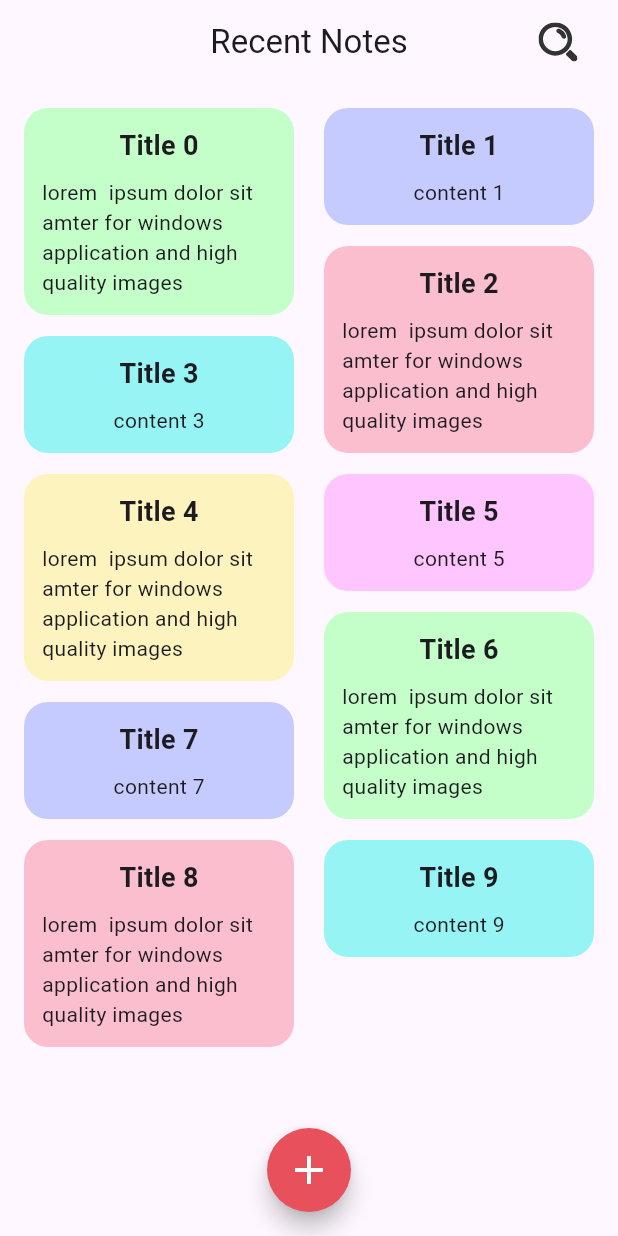
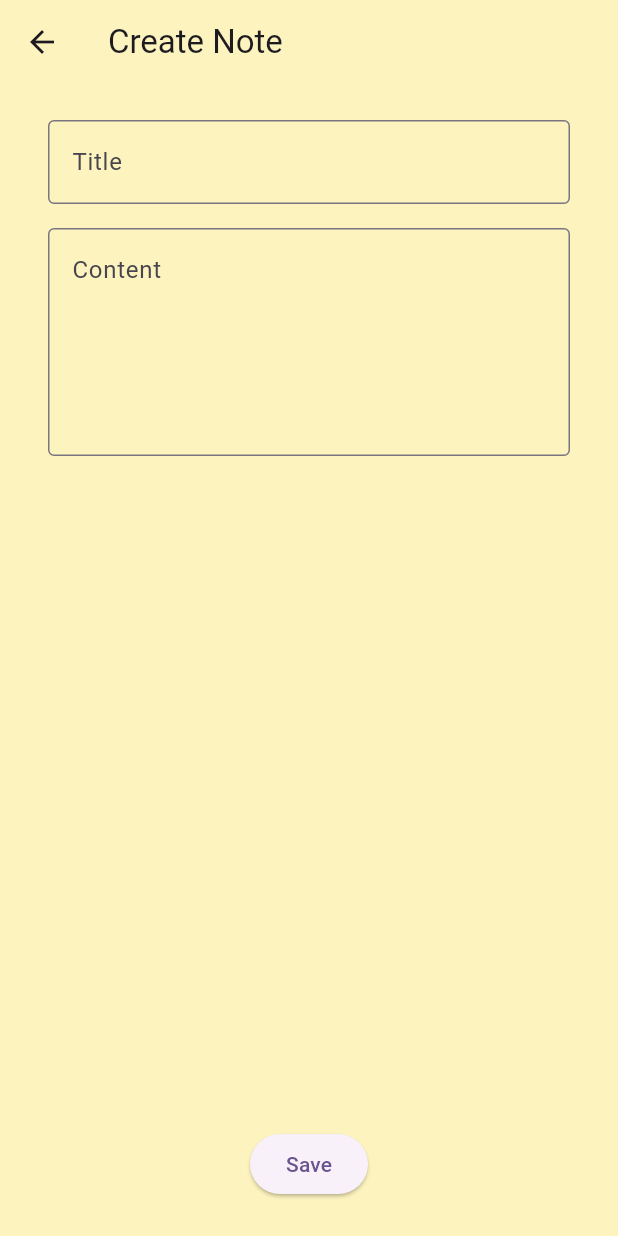
Before and after one commit to humoyun72/note-taker, a Flutter app: the screen it shows after launch, after a tap on the "add" icon, on a phone screen of 412 x 824 dp. Run offline on Flutter 3.47's test engine with Material 3 defaults, Android fonts, the phone set to English and light mode, and no system bars; our stand-ins replace drift, flutter_bloc, flutter_svg, get_it; accounts and stored records are empty; generated files the repository leaves out were written again.

Commit message:
add createUpdateNoteScreen

```diff
--- a/lib/core/dependencies/injections.dart
+++ b/lib/core/dependencies/injections.dart
@@ -1,12 +1,14 @@
 import 'package:get_it/get_it.dart';
 import 'package:note_taker/features/home_screen/injections.dart';
+import 'package:note_taker/shared/db/database.dart';
 import 'package:note_taker/shared/repository/note_repository.dart';
 
 void initAppDependencies() {
   initSharedDependencies();
-  InitHomeScreenDependencies();
+  initHomeScreenDependencies();
 }
 
 void initSharedDependencies() {
-  GetIt.I.registerSingleton(NoteRepository());
+  GetIt.I.registerSingleton(NotesDatabase());
+  GetIt.I.registerSingleton(NoteRepository(GetIt.I.get()));
 }
--- /dev/null
+++ b/lib/features/create_update_note_screen/bloc/bloc.dart
@@ -0,0 +1,37 @@
+import 'package:flutter_bloc/flutter_bloc.dart';
+import 'package:note_taker/shared/repository/note_repository.dart';
+
+import 'event.dart';
+import 'state.dart';
+
+class CreateUpdateNoteScreenBloc
+    extends Bloc<CreateUpdateNoteScreenEvent, CreateUpdateNoteScreenState> {
+  final NoteRepository _noteRepository;
+
+  CreateUpdateNoteScreenBloc(this._noteRepository, super.initialState) {
+    on<NoteTitleChangedEvent>(_onTitleChanged);
+    on<NoteContentChangedEvent>(_onContentChanged);
+    on<NoteSavedEvent>(_onNoteSaved);
+  }
+
+  Future<void> _onTitleChanged(
+    NoteTitleChangedEvent event,
+    Emitter<CreateUpdateNoteScreenState> emit,
+  ) async {
+    emit(state.copyWith(note: state.note.copyWith(title: event.title)));
+  }
+
+  Future<void> _onContentChanged(
+    NoteContentChangedEvent event,
+    Emitter<CreateUpdateNoteScreenState> emit,
+  ) async {
+    emit(state.copyWith(note: state.note.copyWith(content: event.content)));
+  }
+
+  Future<void> _onNoteSaved(
+    NoteSavedEvent event,
+    Emitter<CreateUpdateNoteScreenState> emit,
+  ) async {
+    await _noteRepository.saveNote(state.note);
+  }
+}
--- /dev/null
+++ b/lib/features/create_update_note_screen/bloc/event.dart
@@ -0,0 +1,19 @@
+abstract class CreateUpdateNoteScreenEvent {
+  const CreateUpdateNoteScreenEvent();
+}
+
+class NoteTitleChangedEvent extends CreateUpdateNoteScreenEvent {
+  final String title;
+
+  const NoteTitleChangedEvent(this.title);
+}
+
+class NoteContentChangedEvent extends CreateUpdateNoteScreenEvent {
+  final String content;
+
+  const NoteContentChangedEvent(this.content);
+}
+
+class NoteSavedEvent extends CreateUpdateNoteScreenEvent {
+  const NoteSavedEvent();
+}
--- /dev/null
+++ b/lib/features/create_update_note_screen/bloc/state.dart
@@ -0,0 +1,22 @@
+import 'package:note_taker/shared/db/database.dart';
+
+class CreateUpdateNoteScreenState {
+  final String screenTitle;
+  final Note note;
+
+  CreateUpdateNoteScreenState.full({
+    required this.screenTitle,
+    required this.note,
+  });
+
+  CreateUpdateNoteScreenState(Note? note)
+    : note = note ?? Note(id: 0, title: '', content: ''),
+      screenTitle = note == null ? 'Create Note' : 'Edit Note';
+
+  CreateUpdateNoteScreenState copyWith({String? screenTitle, Note? note}) {
+    return CreateUpdateNoteScreenState.full(
+      screenTitle: screenTitle ?? this.screenTitle,
+      note: note ?? this.note,
+    );
+  }
+}
--- /dev/null
+++ b/lib/features/create_update_note_screen/screen.dart
@@ -0,0 +1,99 @@
+import 'package:flutter/material.dart';
+import 'package:flutter_bloc/flutter_bloc.dart';
+import 'package:note_taker/features/create_update_note_screen/bloc/bloc.dart';
+import 'package:note_taker/features/create_update_note_screen/bloc/event.dart';
+import 'package:note_taker/features/create_update_note_screen/bloc/state.dart';
+import 'package:note_taker/shared/db/database.dart';
+
+import 'screen_wrapper.dart';
+
+class CreateUpdateNoteScreen extends StatelessWidget {
+  final Note? note;
+
+  const CreateUpdateNoteScreen({super.key, this.note});
+
+  @override
+  Widget build(BuildContext context) {
+    return CreateUpdateNoteScreenWrapper(
+      note: note,
+      child:
+          BlocBuilder<CreateUpdateNoteScreenBloc, CreateUpdateNoteScreenState>(
+            builder: (context, state) => Scaffold(
+              backgroundColor: Color(0xFFFDF3BF),
+              appBar: AppBar(
+                backgroundColor: Color(0xFFFDF3BF),
+                leading: IconButton(
+                  icon: const Icon(Icons.arrow_back),
+                  onPressed: () => Navigator.of(context).pop(),
+                ),
+                title: Text(state.screenTitle),
+              ),
+              body: SafeArea(
+                child: Padding(
+                  padding: const EdgeInsets.symmetric(
+                    vertical: 24,
+                    horizontal: 32,
+                  ),
+                  child: Column(
+                    children: [
+                      _buildTitleField(context, state.note.title),
+                      const SizedBox(height: 16),
+                      _buildContentField(context, state.note.content),
+                      Spacer(),
+                      _buildSaveButton(context),
+                    ],
+                  ),
+                ),
+              ),
+            ),
+          ),
+    );
+  }
+
+  Widget _buildTitleField(BuildContext context, String title) {
+    return TextField(
+      controller: TextEditingController(text: title)
+        ..selection = TextSelection.collapsed(offset: title.length),
+      onChanged: (value) {
+        context.read<CreateUpdateNoteScreenBloc>().add(
+          NoteTitleChangedEvent(value),
+        );
+      },
+      decoration: InputDecoration(
+        labelText: 'Title',
+        border: OutlineInputBorder(),
+      ),
+      maxLines: 4,
+      minLines: 1,
+    );
+  }
+
+  Widget _buildContentField(BuildContext context, String content) {
+    return TextField(
+      controller: TextEditingController(text: content)
+        ..selection = TextSelection.collapsed(offset: content.length),
+      onChanged: (value) {
+        context.read<CreateUpdateNoteScreenBloc>().add(
+          NoteContentChangedEvent(value),
+        );
+      },
+      decoration: InputDecoration(
+        labelText: 'Content',
+        alignLabelWithHint: true,
+        border: OutlineInputBorder(),
+      ),
+      maxLines: 15,
+      minLines: 5,
+    );
+  }
+
+  Widget _buildSaveButton(BuildContext context) {
+    return ElevatedButton(
+      onPressed: () {
+        context.read<CreateUpdateNoteScreenBloc>().add(NoteSavedEvent());
+        Navigator.of(context).pop(true);
+      },
+      child: Text('Save'),
+    );
+  }
+}
--- /dev/null
+++ b/lib/features/create_update_note_screen/screen_wrapper.dart
@@ -0,0 +1,29 @@
+import 'package:flutter/material.dart';
+import 'package:flutter_bloc/flutter_bloc.dart';
+import 'package:get_it/get_it.dart';
+import 'package:note_taker/features/create_update_note_screen/bloc/state.dart';
+import 'package:note_taker/shared/db/database.dart';
+
+import 'bloc/bloc.dart';
+
+class CreateUpdateNoteScreenWrapper extends StatelessWidget {
+  final Widget child;
+  final Note? note;
+
+  const CreateUpdateNoteScreenWrapper({
+    super.key,
+    required this.child,
+    this.note,
+  });
+
+  @override
+  Widget build(BuildContext context) {
+    return BlocProvider(
+      create: (context) => CreateUpdateNoteScreenBloc(
+        GetIt.I.get(),
+        CreateUpdateNoteScreenState(note),
+      ),
+      child: child,
+    );
+  }
+}
--- a/lib/features/home_screen/bloc/bloc.dart
+++ b/lib/features/home_screen/bloc/bloc.dart
@@ -6,12 +6,17 @@ import 'state.dart';
 
 class HomeScreenBloc extends Bloc<HomeScreenEvent, HomeScreenState> {
   final NoteRepository _noteRepository;
-  HomeScreenBloc(this._noteRepository): super(HomeScreenState()) {
-    on<LoadNotesEvent>(_loadNotes);
+
+  HomeScreenBloc(this._noteRepository) : super(HomeScreenState()) {
+    on<LoadNotesEvent>(_onLoadNotes);
   }
 
-  Future<void> _loadNotes(LoadNotesEvent event, Emitter<HomeScreenState> emit) async {
+  Future<void> _onLoadNotes(
+    LoadNotesEvent event,
+    Emitter<HomeScreenState> emit,
+  ) async {
     final notes = await _noteRepository.getNotes();
+
     emit(HomeScreenState(notes: notes));
   }
 }
--- a/lib/features/home_screen/bloc/event.dart
+++ b/lib/features/home_screen/bloc/event.dart
@@ -2,6 +2,6 @@ abstract class HomeScreenEvent {
   const HomeScreenEvent();
 }
 
-class LoadNotesEvent extends HomeScreenEvent   {
+class LoadNotesEvent extends HomeScreenEvent {
   const LoadNotesEvent();
 }
--- a/lib/features/home_screen/bloc/state.dart
+++ b/lib/features/home_screen/bloc/state.dart
@@ -1,4 +1,4 @@
-import 'package:note_taker/shared/model/note.dart';
+import 'package:note_taker/shared/db/database.dart';
 
 class HomeScreenState {
   final List<Note> notes;
--- a/lib/features/home_screen/injections.dart
+++ b/lib/features/home_screen/injections.dart
@@ -1,3 +1 @@
-void InitHomeScreenDependencies() {
-
-}
+void initHomeScreenDependencies() {}
--- a/lib/features/home_screen/screen.dart
+++ b/lib/features/home_screen/screen.dart
@@ -1,17 +1,19 @@
+import 'dart:math';
+
 import 'package:flutter/material.dart';
 import 'package:flutter_bloc/flutter_bloc.dart';
 import 'package:flutter_staggered_grid_view/flutter_staggered_grid_view.dart';
 import 'package:flutter_svg/flutter_svg.dart';
+import 'package:note_taker/features/create_update_note_screen/screen.dart';
 import 'package:note_taker/features/home_screen/bloc/bloc.dart';
-import 'package:note_taker/features/home_screen/bloc/event.dart';
 import 'package:note_taker/features/home_screen/bloc/state.dart';
 import 'package:note_taker/generated/assets.dart';
-import 'package:note_taker/shared/model/note.dart';
+import 'package:note_taker/shared/db/database.dart';
 
+import 'bloc/event.dart';
 import 'screen_wrapper.dart';
 
-
-const List<Color> noteColor = [
+const List<Color> noteColors = [
   Color(0xFFC4FFCA),
   Color(0xFFC5CBFF),
   Color(0xFFFBBECF),
@@ -25,87 +27,100 @@ class HomeScreen extends StatelessWidget {
 
   @override
   Widget build(BuildContext context) {
+    // HomeScreen birinchi marta qurilganda event jo‘natamiz
+    WidgetsBinding.instance.addPostFrameCallback((_) {
+      context.read<HomeScreenBloc>().add(LoadNotesEvent());
+    });
     return HomeScreenWrapper(
-        child: Scaffold(
+      child: BlocBuilder<HomeScreenBloc, HomeScreenState>(
+        builder: (context, state) => Scaffold(
           appBar: AppBar(
-              title: const Text("Recent Notes"),
+            title: Text('Recent Notes'),
             actions: [
-                IconButton(onPressed: () {},
-                    icon: SvgPicture.asset(Assets.assetsIconsSearch))
+              IconButton(
+                onPressed: () {},
+                icon: SvgPicture.asset(Assets.iconsSearch),
+              ),
             ],
-              actionsPadding: const EdgeInsets.only(right: 16),
-              centerTitle: true,
+            actionsPadding: const EdgeInsets.only(right: 16.0),
           ),
           floatingActionButton: FloatingActionButton(
             backgroundColor: Color(0xFFE8505B),
             shape: CircleBorder(),
             onPressed: () {
-                //TODO go to create note screen
+              Navigator.of(context)
+                  .push(
+                    MaterialPageRoute(builder: (_) => CreateUpdateNoteScreen()),
+                  )
+                  .then((result) {
+                    if (result == true && context.mounted) {
+                      context.read<HomeScreenBloc>().add(LoadNotesEvent());
+                    }
+                  });
             },
-                child: Icon(Icons.add, color: Colors.white, size: 32,)),
-            floatingActionButtonLocation: FloatingActionButtonLocation.centerFloat,
-            body: SafeArea(child: BlocBuilder<HomeScreenBloc, HomeScreenState>(builder: (context, state) {
-              return _buildNotes(context, state.notes);
-            },
-
-            )
-            )
-        )
+            child: Icon(Icons.add, color: Colors.white, size: 42),
+          ),
+          floatingActionButtonLocation:
+              FloatingActionButtonLocation.centerFloat,
+          body: SafeArea(child: _buildNotes(context, state.notes)),
+        ),
+      ),
     );
   }
 
   Widget _buildNotes(BuildContext context, List<Note> notes) {
     if (notes.isEmpty) {
-      return const Center(child: Text("No notes found"));
-    } else {
-      return Padding(
-        padding: const EdgeInsets.all(16.0),
-        child: RefreshIndicator(
+      return Center(
+        child: Column(
+          children: [
+            Text('No notes available'),
+            const SizedBox(height: 16.0),
+            ElevatedButton(
+              onPressed: () {
+                context.read<HomeScreenBloc>().add(LoadNotesEvent());
+              },
+              child: Text('Retry'),
+            ),
+          ],
+        ),
+      );
+    }
+    return RefreshIndicator(
       onRefresh: () async {
         context.read<HomeScreenBloc>().add(LoadNotesEvent());
       },
       child: MasonryGridView.count(
-              itemCount: notes.length,
+        padding: const EdgeInsets.all(32),
         crossAxisCount: 2,
         mainAxisSpacing: 14,
         crossAxisSpacing: 20,
+        itemCount: notes.length,
         itemBuilder: (context, index) {
           final note = notes[index];
 
-                //random color for background
-                final randomColor = noteColor[index % noteColor.length];
+          int randomNumber = Random.secure().nextInt(100);
+          Color randomColor = noteColors[randomNumber % noteColors.length];
 
           return Container(
-                  padding: const EdgeInsets.all(12),
+            padding: const EdgeInsets.all(12.0),
             decoration: BoxDecoration(
               color: randomColor,
-                    borderRadius: BorderRadius.circular(16),
+              borderRadius: BorderRadius.circular(16.0),
             ),
             child: Column(
               mainAxisSize: MainAxisSize.min,
-                    // crossAxisAlignment: CrossAxisAlignment.center,
               children: [
                 Text(
                   note.title,
-                        style: const TextStyle(fontSize: 18, fontWeight: FontWeight.bold),
+                  style: TextStyle(fontSize: 16, fontWeight: FontWeight.bold),
                 ),
-                      const SizedBox(height: 8),
-                      Text(
-                        // note.content,
-                        index % 2 == 1 ? "content $index" : ""
-                            "lorem  ipsum dolor sit amter for "
-                            "windows application and high quality images",
-                        maxLines: 5,
-                        overflow: TextOverflow.ellipsis,
-                      )
+                const SizedBox(height: 8.0),
+                Text(note.content),
               ],
             ),
           );
-              }
-          ),
+        },
       ),
     );
-
   }
 }
-}
--- a/lib/main.dart
+++ b/lib/main.dart
@@ -1,7 +1,6 @@
 import 'package:flutter/material.dart';
 import 'package:note_taker/core/dependencies/injections.dart';
 import 'package:note_taker/features/home_screen/screen.dart';
-
 
 void main() {
   initAppDependencies();
@@ -12,11 +11,10 @@ void main() {
 class MyApp extends StatelessWidget {
   const MyApp({super.key});
 
-  // This widget is the root of your application.
   @override
   Widget build(BuildContext context) {
     return MaterialApp(
-      title: 'Note Taker',
+      title: 'Not taker',
       theme: ThemeData(
         colorScheme: ColorScheme.fromSeed(seedColor: Colors.deepPurple),
       ),
--- /dev/null
+++ b/lib/shared/db/database.dart
@@ -0,0 +1,69 @@
+import 'dart:io';
+
+import 'package:drift/drift.dart';
+import 'package:drift/native.dart';
+import 'package:path/path.dart';
+import 'package:path_provider/path_provider.dart';
+
+part 'database.g.dart';
+
+class Notes extends Table {
+  IntColumn get id => integer().autoIncrement()();
+
+  TextColumn get title => text().withLength(min: 1, max: 50)();
+
+  TextColumn get content => text()();
+}
+
+@DriftDatabase(tables: [Notes])
+class NotesDatabase extends _$NotesDatabase {
+  NotesDatabase() : super(_openConnection());
+
+  @override
+  int get schemaVersion => 1;
+
+  // Create
+  Future<int> insertNote(NotesCompanion note) => into(notes).insert(note);
+
+  // Read all notes
+  Future<List<Note>> getAllNotes() => select(notes).get();
+
+  // Read one note by id
+  Future<Note?> getNoteById(int id) {
+    return (select(notes)..where((tbl) => tbl.id.equals(id))).getSingleOrNull();
+  }
+
+  // Update
+  Future<bool> updateNote(Note note) => update(notes).replace(note);
+
+  // Delete
+  Future<int> deleteNoteById(int id) =>
+      (delete(notes)..where((tbl) => tbl.id.equals(id))).go();
+
+  // @override
+  // MigrationStrategy get migration => MigrationStrategy(
+  //   onCreate: (Migrator m) async {
+  //     await m.createAll();
+  //
+  //     await batch((b) {
+  //       b.insert(
+  //         notes,
+  //         NotesCompanion.insert(title: 'Mock1', content: 'Mock1 content'),
+  //       );
+  //     });
+  //   },
+  //   onUpgrade: (Migrator m, int from, int to) async {
+  //     if (from < 1) {
+  //       // Add any upgrade logic here if needed
+  //     }
+  //   },
+  // );
+}
+
+LazyDatabase _openConnection() {
+  return LazyDatabase(() async {
+    final dbFolder = await getApplicationDocumentsDirectory();
+    final file = File(join(dbFolder.path, 'notes.sqlite'));
+    return NativeDatabase(file);
+  });
+}
--- a/lib/shared/model/note.dart
+++ /dev/null
@@ -1,10 +0,0 @@
-import 'dart:ffi';
-
-class Note {
-  final int id;
-  final String title;
-  final String content;
-
-  Note({required this.id, required this.title, required this.content});
-
-}
--- a/lib/shared/repository/note_repository.dart
+++ b/lib/shared/repository/note_repository.dart
@@ -1,16 +1,26 @@
-import 'package:note_taker/shared/model/note.dart';
+import 'package:note_taker/shared/db/database.dart';
 
 class NoteRepository {
-  final List<Note> notes = List.generate(
-      10,
-      (index) => Note(
-          id: index,
-          title: "Title $index",
-          content: "Content $index"
-      )
-  );
+  final NotesDatabase _notesDatabase;
+
+  NoteRepository(this._notesDatabase);
 
   Future<List<Note>> getNotes() async {
-    return notes;
+    await _notesDatabase.insertNote(NotesCompanion.insert(
+      title: "Mock note",
+      content: "Mock1 content",
+    ));
+
+    return _notesDatabase.getAllNotes();
+  }
+
+  Future<void> saveNote(Note note) async {
+    if (note.id == 0) {
+      await _notesDatabase.insertNote(
+        NotesCompanion.insert(title: note.title, content: note.content),
+      );
+    } else {
+      await _notesDatabase.updateNote(note);
+    }
   }
 }
--- a/pubspec.yaml
+++ b/pubspec.yaml
@@ -38,6 +38,9 @@ dependencies:
   flutter_svg: ^2.2.0
   get_it: ^8.2.0
   flutter_staggered_grid_view: ^0.7.0
+  drift: ^2.28.1
+  path_provider: ^2.0.15
+  path: ^1.8.3
 
 dev_dependencies:
   flutter_test:
@@ -49,6 +52,8 @@ dev_dependencies:
   # package. See that file for information about deactivating specific lint
   # rules and activating additional ones.
   flutter_lints: ^5.0.0
+  build_runner: ^2.6.0
+  drift_dev: ^2.28.1
 
 # For information on the generic Dart part of this file, see the
 # following page: https://dart.dev/tools/pub/pubspec
```
Also changed, not shown: lib/features/home_screen/screen_wrapper.dart (+5 -5 lines), lib/generated/assets.dart, lib/shared/db/database.g.dart (added), pubspec.lock, 1 other file. Lines whose indentation alone changed are shown as unchanged.
